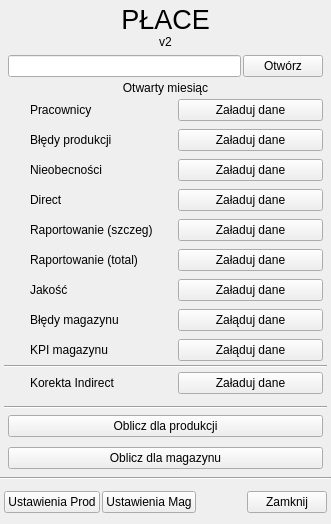
This is Forms/main.ui in kolomir/place_v2 as Qt 5 draws it before an edit. The edited form follows.
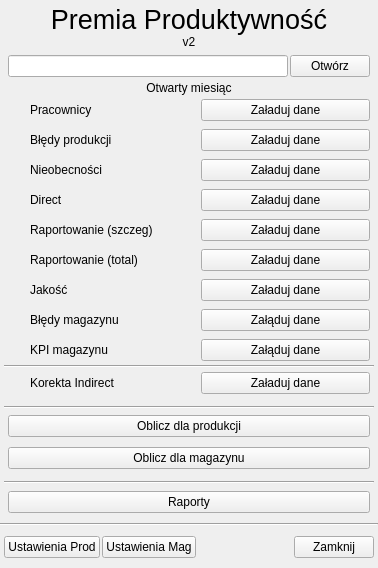
This is the edited form. Icons and pictures are not drawn.

Diff of the .ui file:
```diff
--- a/Forms/main.ui
+++ b/Forms/main.ui
@@ -6,8 +6,8 @@
    <rect>
     <x>0</x>
     <y>0</y>
-    <width>331</width>
-    <height>524</height>
+    <width>378</width>
+    <height>568</height>
    </rect>
   </property>
   <property name="windowTitle">
@@ -74,7 +74,7 @@
              </font>
             </property>
             <property name="text">
-             <string>PŁACE</string>
+             <string>Premia Produktywność</string>
             </property>
             <property name="alignment">
              <set>Qt::AlignCenter</set>
@@ -876,6 +876,62 @@
      </widget>
     </item>
     <item row="2" column="0">
+     <widget class="QWidget" name="widget_12" native="true">
+      <layout class="QVBoxLayout" name="verticalLayout_9">
+       <property name="spacing">
+        <number>2</number>
+       </property>
+       <property name="leftMargin">
+        <number>4</number>
+       </property>
+       <property name="topMargin">
+        <number>4</number>
+       </property>
+       <property name="rightMargin">
+        <number>4</number>
+       </property>
+       <property name="bottomMargin">
+        <number>4</number>
+       </property>
+       <item>
+        <widget class="Line" name="line_4">
+         <property name="orientation">
+          <enum>Qt::Horizontal</enum>
+         </property>
+        </widget>
+       </item>
+       <item>
+        <widget class="QWidget" name="widget_13" native="true">
+         <layout class="QVBoxLayout" name="verticalLayout_8">
+          <property name="spacing">
+           <number>2</number>
+          </property>
+          <property name="leftMargin">
+           <number>4</number>
+          </property>
+          <property name="topMargin">
+           <number>4</number>
+          </property>
+          <property name="rightMargin">
+           <number>4</number>
+          </property>
+          <property name="bottomMargin">
+           <number>4</number>
+          </property>
+          <item>
+           <widget class="QPushButton" name="btn_raporty">
+            <property name="text">
+             <string>Raporty</string>
+            </property>
+           </widget>
+          </item>
+         </layout>
+        </widget>
+       </item>
+      </layout>
+     </widget>
+    </item>
+    <item row="3" column="0">
      <widget class="QWidget" name="widget_4" native="true">
       <layout class="QVBoxLayout" name="verticalLayout_6">
        <property name="spacing">
```
